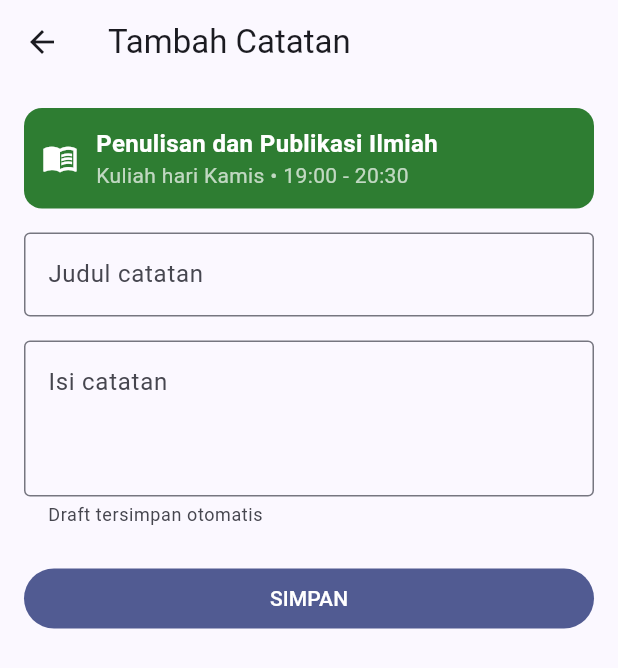
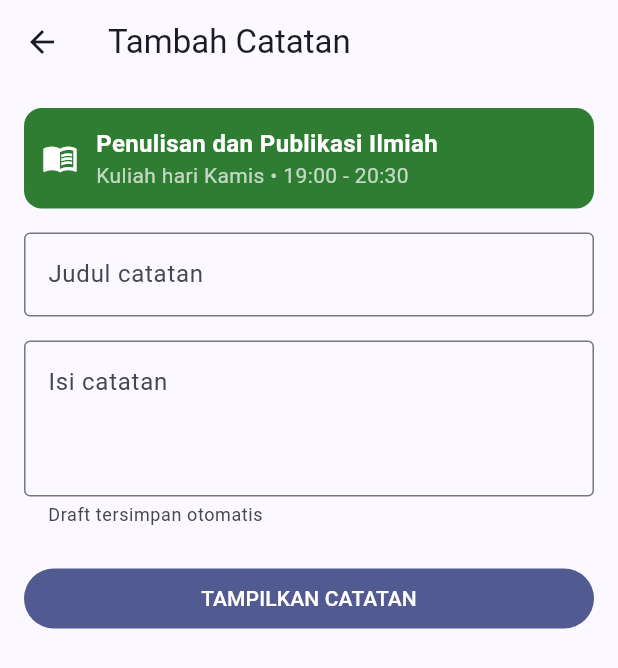
Before and after one commit to nandarifaldo9-sudo/StudyLog, a Flutter app: the screen it shows after launch, after a tap on "TAMBAH CATATAN", on a phone screen of 412 x 824 dp. Shown: the top 668 px of the screen. Run offline on Flutter 3.47's test engine with Material 3 defaults, Android fonts, the phone set to English and light mode, and no system bars; our stand-ins replace shared_preferences.

Commit message:
M1: samakan teks tombol dengan SnackBar dengan workbook

```diff
--- a/lib/screens/dashboard_page.dart
+++ b/lib/screens/dashboard_page.dart
@@ -106,7 +106,9 @@ class _DashboardPageState extends State<DashboardPage>
       final messenger = ScaffoldMessenger.of(context);
       messenger.hideCurrentSnackBar();
       messenger.showSnackBar(
-        const SnackBar(content: Text('Catatan berhasil disimpan')),
+        const SnackBar(
+          content: Text('Data ditampilkan (belum tersimpan permanen).'),
+        ),
       );
     }
     await _muatStatusDraft();
--- a/lib/screens/tambah_catatan_page.dart
+++ b/lib/screens/tambah_catatan_page.dart
@@ -253,7 +253,7 @@ class _TambahCatatanPageState extends State<TambahCatatanPage>
                     width: double.infinity,
                     child: FilledButton(
                       onPressed: _simpan,
-                      child: const Text('SIMPAN'),
+                                            child: const Text('TAMPILKAN CATATAN'),
                     ),
                   ),
                 ],
```
Also changed, not shown: 1 other file.
